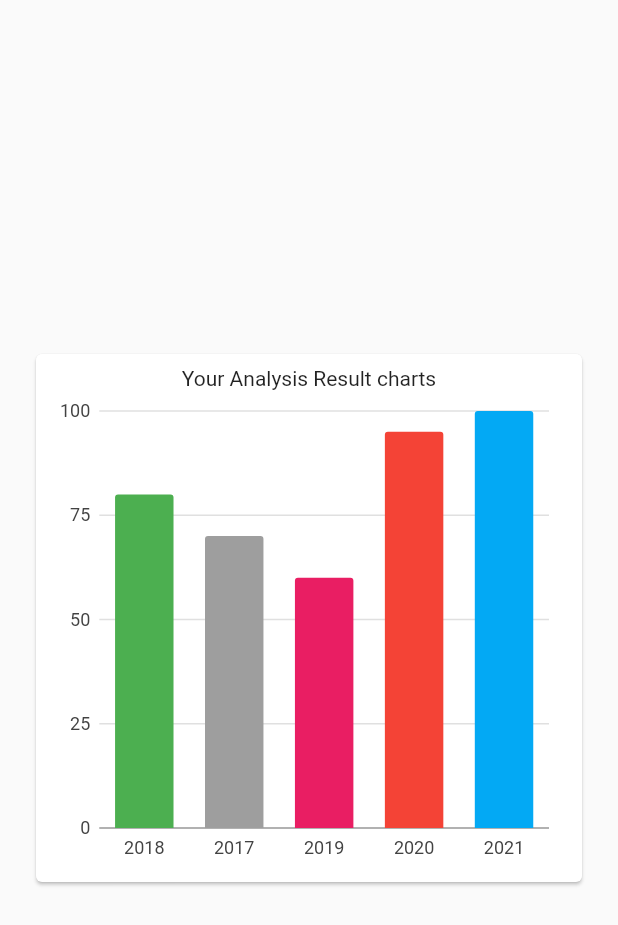
After one commit to A-Alii/Medical-Analysis-Reader, a Flutter app: the CompareAnalysisCharts screen opened directly, on a phone screen of 412 x 824 dp. The commit adds this screen. Shown: the top 925 px of the screen. Run offline on Flutter 3.47's test engine with Material 2 defaults, Android fonts, the phone set to English and light mode, and no system bars; our stand-ins replace charts_flutter, curved_navigation_bar, image_cropper, image_picker, shared_preferences, toast; accounts and stored records are empty.

Commit message:
update files

```diff
--- /dev/null
+++ b/lib/Pages/charts/Compare_Analysis_Series.dart
@@ -0,0 +1,15 @@
+import 'package:charts_flutter/flutter.dart' as charts;
+import 'package:flutter/cupertino.dart';
+
+class CompareSeries {
+  final String analysisyear;
+  final int analysisid;
+  final int analysisvalues;
+  final charts.Color barcolor;
+  CompareSeries({
+    @required this.analysisyear,
+    @required this.analysisid,
+    @required this.analysisvalues,
+    @required this.barcolor,
+  });
+}
--- /dev/null
+++ b/lib/Pages/charts/Compare_Analysis_charts.dart
@@ -0,0 +1,49 @@
+import 'package:flutter/material.dart';
+import 'package:medical/pages/charts/Compare_Analysis_Series.dart';
+import 'package:charts_flutter/flutter.dart' as charts;
+import 'compare_charts.dart';
+
+class CompareAnalysisCharts extends StatelessWidget {
+  final List<CompareSeries> data = [
+    CompareSeries(
+      analysisvalues: 80,
+      barcolor: charts.ColorUtil.fromDartColor(Colors.green),
+      analysisyear: "2018",
+      analysisid: 58944,
+    ),
+    CompareSeries(
+      analysisvalues: 70,
+      barcolor: charts.ColorUtil.fromDartColor(Colors.grey),
+      analysisyear: "2017",
+      analysisid: 58939,
+    ),
+    CompareSeries(
+      analysisvalues: 60,
+      barcolor: charts.ColorUtil.fromDartColor(Colors.pink),
+      analysisyear: "2019",
+      analysisid: 59932,
+    ),
+    CompareSeries(
+      analysisvalues: 95,
+      barcolor: charts.ColorUtil.fromDartColor(Colors.red),
+      analysisyear: "2020",
+      analysisid: 68932,
+    ),
+    CompareSeries(
+      analysisvalues: 100,
+      barcolor: charts.ColorUtil.fromDartColor(Colors.lightBlue),
+      analysisyear: "2021",
+      analysisid: 78932,
+    ),
+  ];
+  @override
+  Widget build(BuildContext context) {
+    return Scaffold(
+      body: Center(
+        child: CompareChart(
+          data:data,
+        )
+      ),
+    );
+  }
+}
--- /dev/null
+++ b/lib/Pages/charts/compare_charts.dart
@@ -0,0 +1,48 @@
+
+import 'package:medical/pages/charts/Compare_Analysis_charts.dart';
+import 'package:flutter/material.dart';
+import 'package:charts_flutter/flutter.dart' as charts;
+import 'package:medical/pages/charts/Compare_Analysis_Series.dart';
+
+class CompareChart extends StatelessWidget {
+  final List<CompareSeries> data;
+  CompareChart({@required this.data});
+  @override
+  Widget build(BuildContext context) {
+
+    List<charts.Series<CompareSeries, String>> series
+    =[
+      charts.Series(
+        id: "analysisvalues",
+        data: data,
+        domainFn:(CompareSeries series, _) =>series.analysisyear,
+        measureFn: (CompareSeries series, _) =>series.analysisvalues,
+        colorFn: (CompareSeries series, _) =>series.barcolor
+        )
+    ];
+
+    return Container(
+      height: 400,
+      padding: EdgeInsets.all(20),
+      child: Card(
+        child:Padding(
+          padding: const EdgeInsets.all(8.0),
+          child: Column(
+            children:<Widget> [
+              Text(
+                "Your Analysis Result charts",
+                style: Theme.of(context).textTheme.bodyText2,
+              ),
+              Expanded(
+                child: charts.BarChart(series,animate: true)
+                )
+            ],
+          ),
+        ),
+      ),
+
+    );
+  }
+}
+
+//charts.BarChart(series,animate: true);
--- a/lib/Pages/compare-analysis.dart
+++ b/lib/Pages/compare-analysis.dart
@@ -1,12 +1,12 @@
 import 'package:flutter/cupertino.dart';
 import 'package:flutter/material.dart';
 import 'package:medical/Components/mydrawer.dart';
+import 'package:medical/Pages/charts/Compare_Analysis_charts.dart';
 import 'package:medical/Pages/compare_files/Analysis.dart';
 import 'package:medical/Pages/compare_files/MultiSelectionExample.dart';
 import 'package:medical/Pages/compare_files/SingleSelectionExample.dart';
 
 class Compare extends StatefulWidget {
-
   @override
   _CompareState createState() => _CompareState();
 }
@@ -85,13 +85,34 @@ class _CompareState extends State<Compare> {
       ),
     );
   }
+
   void openDialog() {
     showDialog(
         context: context,
         builder: (ctx) {
           return AlertDialog(
             title: Text('List'),
-            actions: <Widget>[Text('OK'), Text('Cancel')],
+            actions: <Widget>[
+              FlatButton(
+                onPressed: () {
+                  Navigator.push(
+                    context,
+                    MaterialPageRoute(builder: (context) => CompareAnalysisCharts()),
+                  );
+                },
+                child: Text(
+                  "Next",
+                ),
+              ),
+              FlatButton(
+                onPressed: () {
+                  SingleSelectionExample(sortFilter);
+                },
+                child: Text(
+                  "Cancel",
+                ),
+              ),
+            ],
             content: Container(
                 width: 300,
                 height: 400,
--- a/lib/Pages/know-analysis.dart
+++ b/lib/Pages/know-analysis.dart
@@ -58,12 +58,15 @@ class _KnowState extends State<Know> {
             title: Text(mytitle),
             content: Text(mycontent),
             actions: [
-              FlatButton(
+              RaisedButton(
                   onPressed: () {
-                    Navigator.of(context).pop();
+                    Navigator.push(
+                      context,
+                      MaterialPageRoute(builder: (context) => ReadReq()),
+                    );
                   },
                   child: Text(
-                    "Done",
+                    "Read Requirements",
                     style: TextStyle(color: Colors.blue),
                   )),
             ],
@@ -141,7 +144,10 @@ class _KnowState extends State<Know> {
                 " Submit ",
                 style: TextStyle(fontSize: 20),
               ),
-              onPressed: showdialogall(context, "Result !", "CBC Test"),
+              onPressed: (){
+                showdialogall(context, "Result !", "CBC Test");
+              },
+              // onPressed: showdialogall(context, "Result !", "CBC Test"),
               color: Colors.blue,
               textColor: Colors.white,
               splashColor: Colors.grey,
@@ -254,7 +260,8 @@ class _KnowState extends State<Know> {
               backgroundColor: Colors.blue,
             ),
           ],
-        ));
+        ),
+    );
   }
 }
 
--- a/lib/Pages/read-requirements.dart
+++ b/lib/Pages/read-requirements.dart
@@ -3,6 +3,7 @@ import 'package:flutter/material.dart';
 import 'dart:async';
 import 'dart:convert';
 import 'package:http/http.dart' as http;
+import 'package:medical/Components/mydrawer.dart';
 import 'package:medical/Pages/nearest-lab.dart';
 import 'package:url_launcher/url_launcher.dart';
 
@@ -40,10 +41,10 @@ class _ReadReqState extends State<ReadReq> {
     return Scaffold(
       appBar: AppBar(
         actions: <Widget>[
-          IconButton(
+          /*IconButton(
             icon: Icon(Icons.search),
             onPressed: () {},
-          )
+          )*/
         ],
         title: Text("Requirements"),
         centerTitle: true,
@@ -83,7 +84,7 @@ class _ReadReqState extends State<ReadReq> {
                       Center(
                         child: Row(
                           children: [
-                            Padding(padding: EdgeInsets.only(left: 60.0,top: 300.0)),
+                            Padding(padding: EdgeInsets.only(left: 60.0,top: 100.0)),
                             MaterialButton(
                   color: Colors.blue,
                   child: Text(
@@ -91,7 +92,7 @@ class _ReadReqState extends State<ReadReq> {
                     style: TextStyle(color: Colors.white),
                   ),
                   onPressed: () {
-                    Navigator.of(context).push(MaterialPageRoute(builder: (context) => Nearest()));
+                    openurl();
                   },
                 ),
                 ButtonBar(
```
